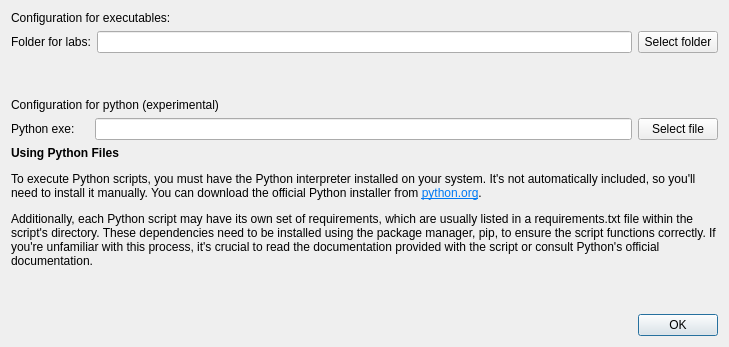
First picture: the form in labs/configPath.ui, repository antonio-aldebaran-mms/mms-labs, before the edit.
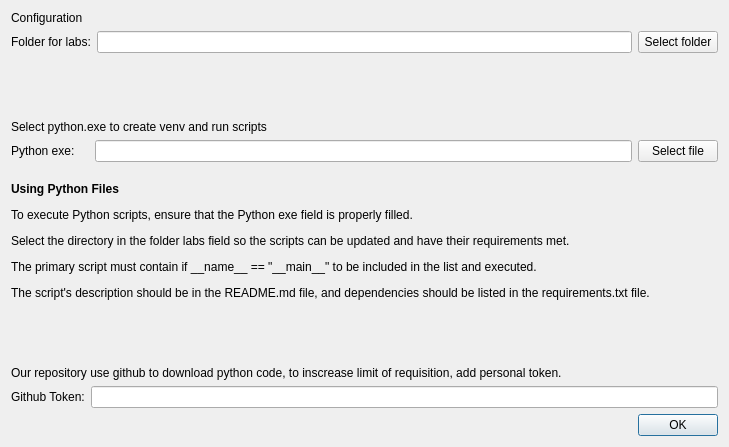
Second picture: the form after the edit. Custom widgets are drawn as their Qt base class.

Commit message: configuration to run python apps

What changed in the file:
```diff
--- a/labs/configPath.ui
+++ b/labs/configPath.ui
@@ -7,7 +7,7 @@
     <x>0</x>
     <y>0</y>
     <width>729</width>
-    <height>347</height>
+    <height>447</height>
    </rect>
   </property>
   <property name="windowTitle">
@@ -17,7 +17,7 @@
    <item>
     <widget class="QLabel" name="label_2">
      <property name="text">
-      <string>Configuration for executables:</string>
+      <string>Configuration</string>
      </property>
     </widget>
    </item>
@@ -68,7 +68,7 @@
    <item>
     <widget class="QLabel" name="label">
      <property name="text">
-      <string>Configuration for python (experimental)</string>
+      <string>Select python.exe to create venv and run scripts</string>
      </property>
     </widget>
    </item>
@@ -91,7 +91,11 @@
       </widget>
      </item>
      <item>
-      <widget class="DoubleClickedLineEdit" name="lePython"/>
+      <widget class="DoubleClickedLineEdit" name="lePython">
+       <property name="readOnly">
+        <bool>true</bool>
+       </property>
+      </widget>
      </item>
      <item>
       <widget class="QPushButton" name="pbPython">
@@ -105,7 +109,7 @@
    <item>
     <widget class="QLabel" name="label_3">
      <property name="text">
-      <string>&lt;html&gt;&lt;head/&gt;&lt;body&gt;&lt;p&gt;&lt;span style=&quot; font-weight:700;&quot;&gt;Using Python Files&lt;/span&gt;&lt;/p&gt;&lt;p&gt;To execute Python scripts, you must have the Python interpreter installed on your system. It's not automatically included, so you'll need to install it manually. You can download the official Python installer from &lt;a href=&quot;https://www.python.org/downloads/&quot;&gt;&lt;span style=&quot; text-decoration: underline; color:#007af4;&quot;&gt;python.org&lt;/span&gt;&lt;/a&gt;.&lt;/p&gt;&lt;p&gt;Additionally, each Python script may have its own set of requirements, which are usually listed in a &lt;span style=&quot; font-family:'Courier New';&quot;&gt;requirements.txt&lt;/span&gt; file within the script's directory. These dependencies need to be installed using the package manager, &lt;span style=&quot; font-family:'Courier New';&quot;&gt;pip&lt;/span&gt;, to ensure the script functions correctly. If you're unfamiliar with this process, it's crucial to read the documentation provided with the script or consult Python's official documentation.&lt;/p&gt;&lt;/body&gt;&lt;/html&gt;</string>
+      <string>&lt;html&gt;&lt;head/&gt;&lt;body&gt;&lt;p&gt;&lt;br/&gt;&lt;span style=&quot; font-weight:700;&quot;&gt;Using Python Files &lt;/span&gt;&lt;/p&gt;&lt;p&gt;To execute Python scripts, ensure that the Python exe field is properly filled. &lt;/p&gt;&lt;p&gt;Select the directory in the folder labs field so the scripts can be updated and have their requirements met. &lt;/p&gt;&lt;p&gt;The primary script must contain if __name__ == &amp;quot;__main__&amp;quot; to be included in the list and executed. &lt;/p&gt;&lt;p&gt;The script's description should be in the README.md file, and dependencies should be listed in the requirements.txt file.&lt;/p&gt;&lt;/body&gt;&lt;/html&gt;</string>
      </property>
      <property name="wordWrap">
       <bool>true</bool>
@@ -125,6 +129,27 @@
      </property>
     </spacer>
    </item>
+   <item>
+    <widget class="QLabel" name="label_4">
+     <property name="text">
+      <string>Our repository use github to download python code, to inscrease limit of requisition, add personal token.</string>
+     </property>
+    </widget>
+   </item>
+   <item>
+    <layout class="QHBoxLayout" name="horizontalLayout_3">
+     <item>
+      <widget class="QLabel" name="label_5">
+       <property name="text">
+        <string>Github Token:</string>
+       </property>
+      </widget>
+     </item>
+     <item>
+      <widget class="QLineEdit" name="leToken"/>
+     </item>
+    </layout>
+   </item>
    <item>
     <widget class="QDialogButtonBox" name="buttonBox">
      <property name="orientation">
```
The commit also changes 13 other files.
